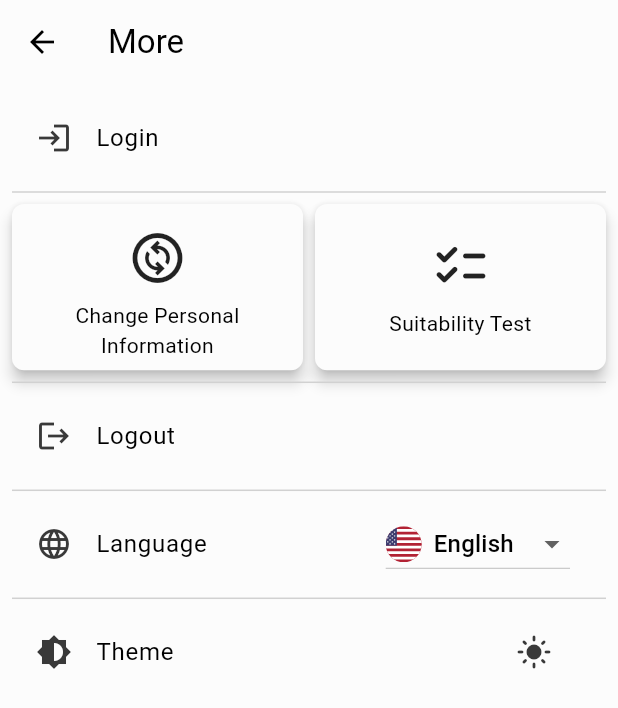
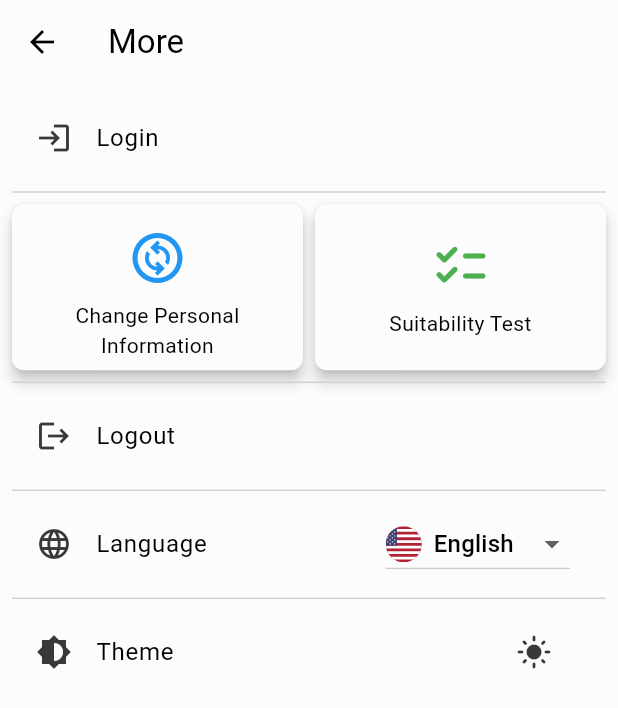
Before and after one commit to SmAaMyA/dart-flutter-template, a Flutter app: the MobileMorePage screen opened by its route, on a phone screen of 412 x 824 dp. Shown: the top 708 px of the screen. Run offline on Flutter 3.47's test engine with Material 3 defaults, Android fonts, the phone set to English and light mode, and no system bars; our stand-ins replace flex_color_scheme, flutter_svg, get, shared_preferences; accounts and stored records are empty; generated files the repository leaves out were written again.

Commit message:
Add color to icons.

```diff
--- a/lib/src/view/pages/mobile/more_page.dart
+++ b/lib/src/view/pages/mobile/more_page.dart
@@ -42,7 +42,11 @@ class MobileMorePage extends StatelessWidget {
                         child: Column(
                           mainAxisAlignment: MainAxisAlignment.center,
                           children: [
-                            Icon(Icons.change_circle_outlined, size: 40),
+                            Icon(
+                              Icons.change_circle_outlined,
+                              size: 40,
+                              color: Colors.blue, // Set the color of the icon
+                            ),
                             SizedBox(height: 8),
                             Text(
                               AppLocalizations.of(context)!
@@ -72,7 +76,11 @@ class MobileMorePage extends StatelessWidget {
                         child: Column(
                           mainAxisAlignment: MainAxisAlignment.center,
                           children: [
-                            Icon(Icons.checklist_rounded, size: 40),
+                            Icon(
+                              Icons.checklist_rounded,
+                              size: 40,
+                              color: Colors.green, // Set the color of the icon
+                            ),
                             SizedBox(height: 8),
                             Text(
                               AppLocalizations.of(context)!
```
